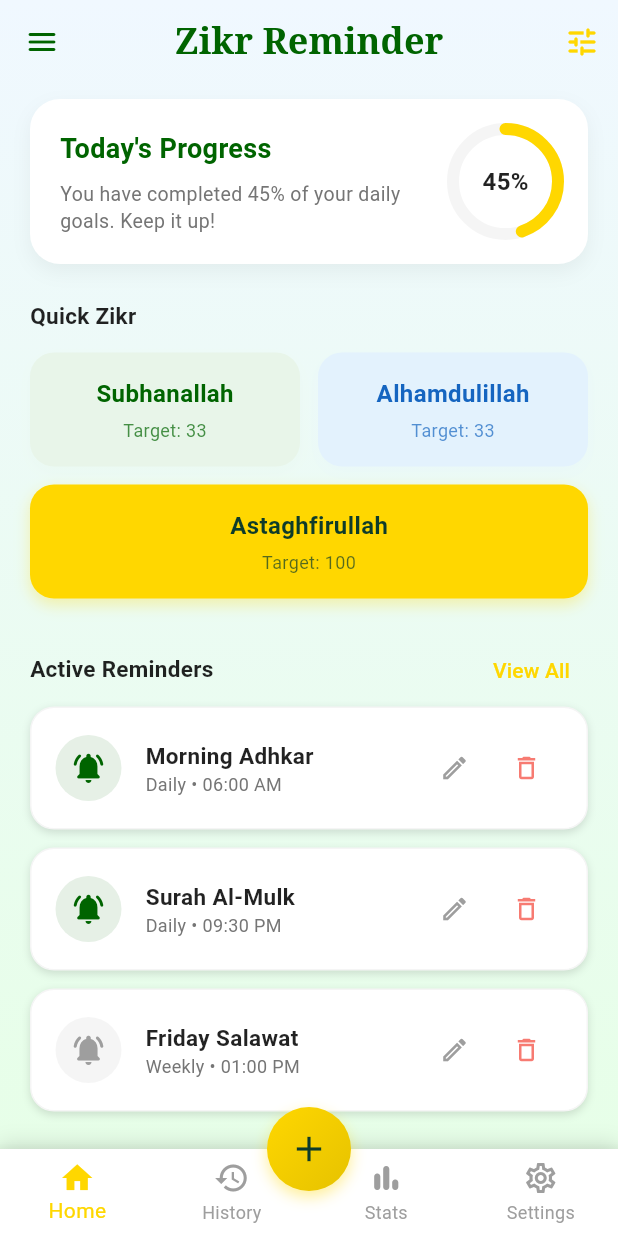
After one commit to AsimSharif1367/Zikr-mobile-app, a Flutter app: the HomeScreen screen opened by its route, on a phone screen of 412 x 824 dp. The commit adds this screen. Run offline on Flutter 3.47's test engine with Material 3 defaults, Android fonts, the light colour scheme and no system bars; Roboto replaces fonts that are missing (Arial).

Commit message:
feat: add HomeScreen and integrate navigation from LoginScreen

```diff
--- a/flutter/lib/app.dart
+++ b/flutter/lib/app.dart
@@ -3,6 +3,7 @@ import 'package:flutter/material.dart';
 import 'screens/login_screen.dart';
 import 'screens/splash_screen.dart';
 import 'screens/onboarding_screen.dart';
+import 'screens/home_screen.dart';
 import 'theme/app_theme.dart';
 
 class ZikrReminderApp extends StatelessWidget {
@@ -20,6 +21,7 @@ class ZikrReminderApp extends StatelessWidget {
         SplashScreen.routeName: (_) => const SplashScreen(),
         LoginScreen.routeName: (_) => const LoginScreen(),
         OnboardingScreen.routeName: (_) => const OnboardingScreen(),
+        HomeScreen.routeName: (_) => const HomeScreen(),
       },
       initialRoute: SplashScreen.routeName,
     );
--- /dev/null
+++ b/flutter/lib/screens/home_screen.dart
@@ -0,0 +1,511 @@
+import 'package:flutter/material.dart';
+import '../theme/app_theme.dart';
+
+class HomeScreen extends StatefulWidget {
+  const HomeScreen({super.key});
+
+  static const String routeName = '/home';
+
+  @override
+  State<HomeScreen> createState() => _HomeScreenState();
+}
+
+class _HomeScreenState extends State<HomeScreen> {
+  int _currentIndex = 0;
+
+  final List<Widget> _screens = [
+    const _HomeContent(),
+    const Center(child: Text('History')), // Placeholder
+    const Center(child: Text('Stats')),   // Placeholder
+    const Center(child: Text('Settings')),// Placeholder
+  ];
+
+  @override
+  Widget build(BuildContext context) {
+    final bool isDark = Theme.of(context).brightness == Brightness.dark;
+
+    return Scaffold(
+      extendBody: true, // For transparent bottom nav background if needed
+      body: Container(
+        decoration: BoxDecoration(
+          gradient: LinearGradient(
+            begin: Alignment.topCenter,
+            end: Alignment.bottomCenter,
+            colors: isDark
+                ? const [AppColors.darkTop, AppColors.darkBottom]
+                : const [AppColors.lightTop, AppColors.lightBottom],
+          ),
+        ),
+        child: SafeArea(
+          bottom: false,
+          child: _screens[_currentIndex],
+        ),
+      ),
+      bottomNavigationBar: Container(
+        decoration: BoxDecoration(
+          boxShadow: [
+            BoxShadow(
+              color: Colors.black.withValues(alpha: 0.1),
+              blurRadius: 10,
+              offset: const Offset(0, -5),
+            ),
+          ],
+        ),
+        child: BottomNavigationBar(
+          currentIndex: _currentIndex,
+          onTap: (index) => setState(() => _currentIndex = index),
+          backgroundColor: isDark ? const Color(0xFF1E1E1E) : Colors.white,
+          selectedItemColor: AppColors.accentGold,
+          unselectedItemColor: isDark ? Colors.white54 : Colors.grey,
+          showUnselectedLabels: true,
+          type: BottomNavigationBarType.fixed,
+          items: const [
+            BottomNavigationBarItem(
+              icon: Icon(Icons.home_outlined),
+              activeIcon: Icon(Icons.home),
+              label: 'Home',
+            ),
+            BottomNavigationBarItem(
+              icon: Icon(Icons.history),
+              label: 'History',
+            ),
+            BottomNavigationBarItem(
+              icon: Icon(Icons.bar_chart_rounded),
+              label: 'Stats',
+            ),
+            BottomNavigationBarItem(
+              icon: Icon(Icons.settings_outlined),
+              activeIcon: Icon(Icons.settings),
+              label: 'Settings',
+            ),
+          ],
+        ),
+      ),
+      floatingActionButton: Container(
+        decoration: BoxDecoration(
+          shape: BoxShape.circle,
+          gradient: const LinearGradient(
+            colors: [AppColors.accentGold, Color(0xFFE6C200)],
+            begin: Alignment.topLeft,
+            end: Alignment.bottomRight,
+          ),
+          boxShadow: [
+            BoxShadow(
+              color: AppColors.accentGold.withValues(alpha: 0.4),
+              blurRadius: 8,
+              offset: const Offset(0, 4),
+            ),
+          ],
+        ),
+        child: FloatingActionButton(
+          onPressed: () {
+            // TODO: Add new Zikr reminder
+          },
+          backgroundColor: Colors.transparent,
+          elevation: 0,
+          child: const Icon(Icons.add, color: AppColors.darkBottom, size: 28),
+        ),
+      ),
+      floatingActionButtonLocation: FloatingActionButtonLocation.centerDocked,
+    );
+  }
+}
+
+class _HomeContent extends StatelessWidget {
+  const _HomeContent();
+
+  @override
+  Widget build(BuildContext context) {
+    final bool isDark = Theme.of(context).brightness == Brightness.dark;
+
+    return Scaffold(
+      backgroundColor: Colors.transparent,
+      appBar: AppBar(
+        backgroundColor: Colors.transparent,
+        elevation: 0,
+        centerTitle: true,
+        leading: IconButton(
+          icon: Icon(
+            Icons.menu_rounded,
+            color: isDark ? AppColors.accentGold : AppColors.mainGreen,
+          ),
+          onPressed: () {},
+        ),
+        title: Text(
+          'Zikr Reminder',
+          style: Theme.of(context).textTheme.headlineSmall?.copyWith(
+            fontFamily: 'serif',
+            fontWeight: FontWeight.bold,
+            color: isDark ? Colors.white : AppColors.mainGreen,
+          ),
+        ),
+        actions: [
+          IconButton(
+            icon: const Icon(Icons.tune_rounded, color: AppColors.accentGold),
+            onPressed: () {},
+          ),
+        ],
+      ),
+      body: ListView(
+        padding: const EdgeInsets.only(left: 20, right: 20, top: 10, bottom: 100),
+        children: [
+          // 1. Today's Zikr Progress
+          const _DailyProgressCard(),
+          const SizedBox(height: 24),
+
+          // 2. Quick Zikr Header
+          Text(
+            'Quick Zikr',
+            style: Theme.of(context).textTheme.titleMedium?.copyWith(
+              fontWeight: FontWeight.bold,
+              color: isDark ? Colors.white70 : Colors.black87,
+            ),
+          ),
+          const SizedBox(height: 12),
+
+          // Quick Zikr Buttons
+          Row(
+            children: [
+              Expanded(
+                child: _QuickZikrButton(
+                  label: 'Subhanallah',
+                  count: 33,
+                  color: isDark
+                      ? const Color(0xFF2E7D32)
+                      : const Color(0xFFE8F5E9),
+                  textColor: isDark ? Colors.white : AppColors.mainGreen,
+                ),
+              ),
+              const SizedBox(width: 12),
+              Expanded(
+                child: _QuickZikrButton(
+                  label: 'Alhamdulillah',
+                  count: 33,
+                  color: isDark
+                      ? const Color(0xFF1565C0)
+                      : const Color(0xFFE3F2FD),
+                  textColor: isDark ? Colors.white : const Color(0xFF1565C0),
+                ),
+              ),
+            ],
+          ),
+          const SizedBox(height: 12),
+          const _QuickZikrButton(
+            label: 'Astaghfirullah',
+            count: 100,
+            color: AppColors.accentGold,
+            textColor: AppColors.darkBottom,
+            isFullWidth: true,
+          ),
+
+          const SizedBox(height: 24),
+
+          // 3. Active Reminders List
+          Row(
+            mainAxisAlignment: MainAxisAlignment.spaceBetween,
+            children: [
+              Text(
+                'Active Reminders',
+                style: Theme.of(context).textTheme.titleMedium?.copyWith(
+                  fontWeight: FontWeight.bold,
+                  color: isDark ? Colors.white70 : Colors.black87,
+                ),
+              ),
+              TextButton(
+                onPressed: () {},
+                child: const Text(
+                  'View All',
+                  style: TextStyle(color: AppColors.accentGold),
+                ),
+              ),
+            ],
+          ),
+
+          const _ReminderCard(
+            title: 'Morning Adhkar',
+            frequency: 'Daily',
+            time: '06:00 AM',
+            isActive: true,
+          ),
+          const _ReminderCard(
+            title: 'Surah Al-Mulk',
+            frequency: 'Daily',
+            time: '09:30 PM',
+            isActive: true,
+          ),
+           const _ReminderCard(
+            title: 'Friday Salawat',
+            frequency: 'Weekly',
+            time: '01:00 PM',
+            isActive: false,
+          ),
+        ],
+      ),
+    );
+  }
+}
+
+class _DailyProgressCard extends StatelessWidget {
+  const _DailyProgressCard();
+
+  @override
+  Widget build(BuildContext context) {
+    final bool isDark = Theme.of(context).brightness == Brightness.dark;
+
+    return Container(
+      padding: const EdgeInsets.all(20),
+      decoration: BoxDecoration(
+        color: isDark ? const Color(0xFF1E1E1E) : Colors.white,
+        borderRadius: BorderRadius.circular(20),
+        boxShadow: [
+          BoxShadow(
+            color: Colors.black.withValues(alpha: 0.05),
+            blurRadius: 10,
+            offset: const Offset(0, 5),
+          ),
+        ],
+      ),
+      child: Row(
+        children: [
+          Expanded(
+            child: Column(
+              crossAxisAlignment: CrossAxisAlignment.start,
+              children: [
+                Text(
+                  'Today\'s Progress',
+                  style: TextStyle(
+                    fontSize: 18,
+                    fontWeight: FontWeight.bold,
+                    color: isDark ? Colors.white : AppColors.mainGreen,
+                  ),
+                ),
+                const SizedBox(height: 8),
+                Text(
+                  'You have completed 45% of your daily goals. Keep it up!',
+                  style: TextStyle(
+                    fontSize: 13,
+                    color: isDark ? Colors.grey : Colors.grey[600],
+                    height: 1.4,
+                  ),
+                ),
+              ],
+            ),
+          ),
+          const SizedBox(width: 20),
+          Stack(
+            alignment: Alignment.center,
+            children: [
+              SizedBox(
+                width: 70,
+                height: 70,
+                child: CircularProgressIndicator(
+                  value: 0.45,
+                  strokeWidth: 8,
+                  backgroundColor: isDark ? Colors.grey[800] : Colors.grey[100],
+                  valueColor: const AlwaysStoppedAnimation(AppColors.accentGold),
+                  strokeCap: StrokeCap.round,
+                ),
+              ),
+              Text(
+                '45%',
+                style: TextStyle(
+                  fontWeight: FontWeight.bold,
+                  fontSize: 16,
+                  color: isDark ? Colors.white : Colors.black87,
+                ),
+              ),
+            ],
+          ),
+        ],
+      ),
+    );
+  }
+}
+
+class _QuickZikrButton extends StatefulWidget {
+  final String label;
+  final int count;
+  final Color color;
+  final Color textColor;
+  final bool isFullWidth;
+
+  const _QuickZikrButton({
+    required this.label,
+    required this.count,
+    required this.color,
+    required this.textColor,
+    this.isFullWidth = false,
+  });
+
+  @override
+  State<_QuickZikrButton> createState() => _QuickZikrButtonState();
+}
+
+class _QuickZikrButtonState extends State<_QuickZikrButton>
+    with SingleTickerProviderStateMixin {
+  late AnimationController _controller;
+  late Animation<double> _scaleAnimation;
+
+  @override
+  void initState() {
+    super.initState();
+    _controller = AnimationController(
+      vsync: this,
+      duration: const Duration(milliseconds: 100),
+    );
+    _scaleAnimation = Tween<double>(begin: 1.0, end: 0.95).animate(
+      CurvedAnimation(parent: _controller, curve: Curves.easeInOut),
+    );
+  }
+
+  @override
+  void dispose() {
+    _controller.dispose();
+    super.dispose();
+  }
+
+  void _onTap() {
+    _controller.forward().then((_) => _controller.reverse());
+    // TODO: Increment zikr count
+  }
+
+  @override
+  Widget build(BuildContext context) {
+    return GestureDetector(
+      onTap: _onTap,
+      child: AnimatedBuilder(
+        animation: _scaleAnimation,
+        builder: (context, child) => Transform.scale(
+          scale: _scaleAnimation.value,
+          child: child,
+        ),
+        child: Container(
+          width: widget.isFullWidth ? double.infinity : null,
+          padding: const EdgeInsets.symmetric(vertical: 16, horizontal: 16),
+          decoration: BoxDecoration(
+            color: widget.color,
+            borderRadius: BorderRadius.circular(16),
+            boxShadow: [
+              BoxShadow(
+                color: widget.color.withValues(alpha: 0.3),
+                blurRadius: 8,
+                offset: const Offset(0, 4),
+              ),
+            ],
+          ),
+          child: Column(
+            mainAxisSize: MainAxisSize.min,
+            children: [
+              Text(
+                widget.label,
+                style: TextStyle(
+                  color: widget.textColor,
+                  fontWeight: FontWeight.bold,
+                  fontSize: 16,
+                ),
+              ),
+              const SizedBox(height: 4),
+              Text(
+                'Target: ${widget.count}',
+                style: TextStyle(
+                  color: widget.textColor.withValues(alpha: 0.7),
+                  fontSize: 12,
+                ),
+              ),
+            ],
+          ),
+        ),
+      ),
+    );
+  }
+}
+
+class _ReminderCard extends StatelessWidget {
+  final String title;
+  final String frequency;
+  final String time;
+  final bool isActive;
+
+  const _ReminderCard({
+    required this.title,
+    required this.frequency,
+    required this.time,
+    required this.isActive,
+  });
+
+  @override
+  Widget build(BuildContext context) {
+    final bool isDark = Theme.of(context).brightness == Brightness.dark;
+
+    return Container(
+      margin: const EdgeInsets.only(bottom: 12),
+      padding: const EdgeInsets.all(16),
+      decoration: BoxDecoration(
+        color: isDark ? const Color(0xFF2C2C2C) : Colors.white,
+        borderRadius: BorderRadius.circular(16),
+        border: Border.all(
+          color: isDark ? Colors.white10 : Colors.grey.shade100,
+        ),
+        boxShadow: const [
+          BoxShadow(
+            color: Colors.black12,
+            blurRadius: 4,
+            offset: Offset(0, 2),
+          ),
+        ],
+      ),
+      child: Row(
+        children: [
+          Container(
+            padding: const EdgeInsets.all(10),
+            decoration: BoxDecoration(
+              color: isActive
+                  ? AppColors.mainGreen.withValues(alpha: 0.1)
+                  : Colors.grey.withValues(alpha: 0.1),
+              shape: BoxShape.circle,
+            ),
+            child: Icon(
+              Icons.notifications_active_rounded,
+              color: isActive ? AppColors.mainGreen : Colors.grey,
+            ),
+          ),
+          const SizedBox(width: 16),
+          Expanded(
+            child: Column(
+              crossAxisAlignment: CrossAxisAlignment.start,
+              children: [
+                Text(
+                  title,
+                  style: TextStyle(
+                    fontWeight: FontWeight.bold,
+                    fontSize: 15,
+                    color: isDark ? Colors.white : Colors.black87,
+                  ),
+                ),
+                Text(
+                  '$frequency • $time',
+                  style: TextStyle(
+                    fontSize: 12,
+                    color: isDark ? Colors.grey : Colors.grey[600],
+                  ),
+                ),
+              ],
+            ),
+          ),
+          IconButton(
+            icon: const Icon(Icons.edit_outlined, size: 20, color: Colors.grey),
+            onPressed: () {},
+          ),
+          IconButton(
+            icon: Icon(
+              Icons.delete_outline,
+              size: 20,
+              color: Colors.red.withValues(alpha: 0.7),
+            ),
+            onPressed: () {},
+          ),
+        ],
+      ),
+    );
+  }
+}
--- a/flutter/lib/screens/login_screen.dart
+++ b/flutter/lib/screens/login_screen.dart
@@ -1,5 +1,6 @@
 import 'package:flutter/material.dart';
 import '../theme/app_theme.dart';
+import 'home_screen.dart';
 
 class LoginScreen extends StatefulWidget {
   const LoginScreen({super.key});
@@ -58,7 +59,7 @@ class _LoginScreenState extends State<LoginScreen>
       );
 
       // Navigate to home after successful login
-      // Navigator.of(context).pushReplacementNamed('/home');
+      Navigator.of(context).pushReplacementNamed(HomeScreen.routeName);
     }
   }
 
```
